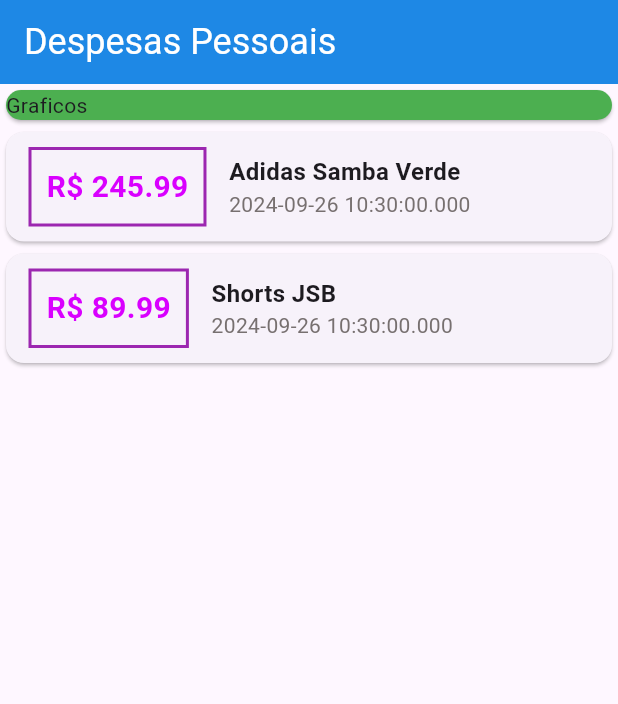
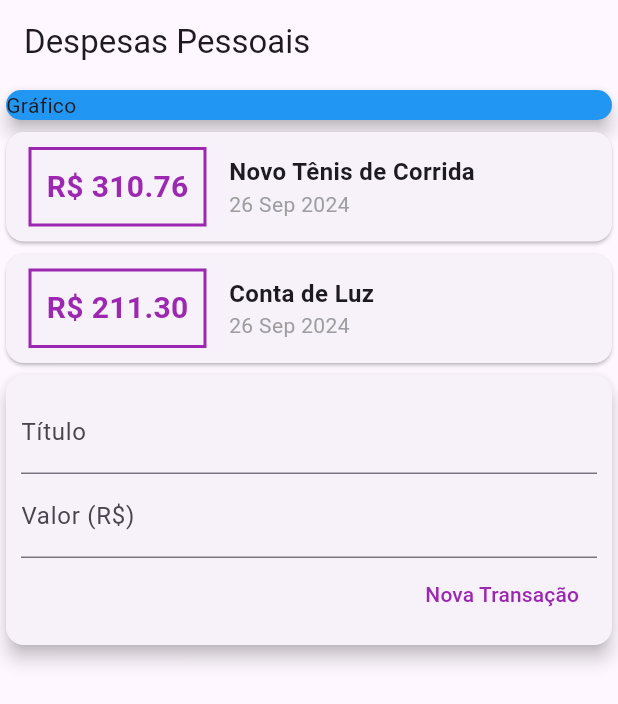
Before and after one commit to RafaelDella/Personal_Expenses, a Flutter app: the screen it shows after launch, on a phone screen of 412 x 824 dp. Shown: the top 704 px of the screen. Run offline on Flutter 3.47's test engine with Material 3 defaults, Android fonts, the phone set to English and light mode, and no system bars.

```diff
--- /dev/null
+++ b/expenses/lib/components/transaction_form.dart
@@ -0,0 +1,50 @@
+import 'package:flutter/material.dart';
+
+class TransactionForm extends StatelessWidget {
+  TransactionForm({Key? key}) : super(key: key);
+  final titleController = TextEditingController();
+  final valueController = TextEditingController();
+
+  @override
+  Widget build(BuildContext context) {
+    return Card(
+      elevation: 5,
+      child: Padding(
+        padding: const EdgeInsets.all(10),
+        child: Column(
+          children: [
+            TextField(
+              controller: titleController,
+              decoration: const InputDecoration(
+                labelText: 'Título',
+              ),
+            ),
+            TextField(
+              controller: valueController,
+              decoration: const InputDecoration(
+                labelText: 'Valor (R\$)',
+              ),
+            ),
+            Row(
+              mainAxisAlignment: MainAxisAlignment.end,
+              children: <Widget>[
+                TextButton(
+                  child: const Text(
+                    'Nova Transação',
+                    style: TextStyle(
+                      color: Colors.purple,
+                    ),
+                  ),
+                  onPressed: () {
+                    print(titleController.text);
+                    print(valueController.text);
+                  },
+                )
+              ],
+            ),
+          ],
+        ),
+      ),
+    );
+  }
+}
--- /dev/null
+++ b/expenses/lib/components/transaction_list.dart
@@ -0,0 +1,62 @@
+import 'package:flutter/material.dart';
+import '../models/transaction.dart';
+import 'package:intl/intl.dart';
+
+class TransactionList extends StatelessWidget {
+  final List<Transaction> transactions;
+
+  const TransactionList(this.transactions, {Key? key}) : super(key: key);
+
+  @override
+  Widget build(BuildContext context) {
+    return Column(
+      children: transactions.map((tr) {
+        return Card(
+          child: Row(
+            children: [
+              Container(
+                margin: const EdgeInsets.symmetric(
+                  horizontal: 15,
+                  vertical: 10,
+                ),
+                decoration: BoxDecoration(
+                  border: Border.all(
+                    color: Colors.purple,
+                    width: 2,
+                  ),
+                ),
+                padding: const EdgeInsets.all(10),
+                child: Text(
+                  'R\$ ${tr.value.toStringAsFixed(2)}',
+                  style: const TextStyle(
+                    fontWeight: FontWeight.bold,
+                    fontSize: 20,
+                    color: Colors.purple,
+                  ),
+                ),
+              ),
+              Column(
+                crossAxisAlignment: CrossAxisAlignment.start,
+                children: [
+                  Text(
+                    tr.title,
+                    style: const TextStyle(
+                      fontSize: 16,
+                      fontWeight: FontWeight.bold,
+                    ),
+                  ),
+                  Text(
+                    DateFormat('d MMM y').format(tr.date),
+                    style: const TextStyle(
+                      color: Colors.grey,
+                    ),
+                  ),
+                ],
+              ),
+            ],
+          ),
+        );
+      }).toList(),
+    );
+  }
+}
--- /dev/null
+++ b/expenses/lib/components/transaction_user.dart
@@ -0,0 +1,38 @@
+import 'package:flutter/material.dart';
+import 'transaction_form.dart';
+import 'transaction_list.dart';
+import '../models/transaction.dart';
+
+class TransactionUser extends StatefulWidget {
+  const TransactionUser({Key? key}) : super(key: key);
+
+  @override
+  State<TransactionUser> createState() => _TransactionUserState();
+}
+
+class _TransactionUserState extends State<TransactionUser> {
+  final _transactions = [
+    Transaction(
+      id: 't1',
+      title: 'Novo Tênis de Corrida',
+      value: 310.76,
+      date: DateTime.now(),
+    ),
+    Transaction(
+      id: 't2',
+      title: 'Conta de Luz',
+      value: 211.30,
+      date: DateTime.now(),
+    ),
+  ];
+
+  @override
+  Widget build(BuildContext context) {
+    return Column(
+      children: [
+        TransactionList(_transactions),
+        TransactionForm(),
+      ],
+    );
+  }
+}
--- a/expenses/lib/main.dart
+++ b/expenses/lib/main.dart
@@ -1,101 +1,38 @@
-import 'package:expenses/models/transaction.dart';
 import 'package:flutter/material.dart';
+import 'components/transaction_user.dart';
 
 main() => runApp(const ExpensesApp());
 
 class ExpensesApp extends StatelessWidget {
-  const ExpensesApp({super.key});
-
+  const ExpensesApp({Key? key}) : super(key: key);
   @override
   Widget build(BuildContext context) {
-    return MaterialApp(
-      home: MyHomePage(),
-      debugShowCheckedModeBanner: false,
-    );
+    return const MaterialApp(home: MyHomePage());
   }
 }
 
 class MyHomePage extends StatelessWidget {
-  MyHomePage({super.key});
-
-  final _transctions = [
-    Transaction(
-        id: 't1',
-        title: 'Adidas Samba Verde',
-        value: 245.99,
-        date: DateTime.now()),
-    Transaction(
-        id: 't2', title: 'Shorts JSB', value: 89.99, date: DateTime.now()),
-  ];
+  const MyHomePage({Key? key}) : super(key: key);
 
   @override
   Widget build(BuildContext context) {
     return Scaffold(
       appBar: AppBar(
-        title: const Text(
-          "Despesas Pessoais",
-          style: TextStyle(
-            color: Colors.white,
-            fontSize: 24,
-          ),
-        ),
-        backgroundColor: Colors.blue[600],
+        title: const Text('Despesas Pessoais'),
       ),
       body: Column(
-          crossAxisAlignment: CrossAxisAlignment.stretch,
-          children: <Widget>[
-            Container(
-              width: double.infinity,
-              child: const Card(
-                color: Colors.green,
-                child: Text("Graficos"),
-              ),
+        crossAxisAlignment: CrossAxisAlignment.stretch,
+        children: const [
+          SizedBox(
+            child: Card(
+              color: Colors.blue,
+              child: Text('Gráfico'),
+              elevation: 5,
             ),
-            Column(
-              children: _transctions.map((tr) {
-                return Card(
-                  child: Row(
-                    children: [
-                      Container(
-                        margin:
-                            EdgeInsets.symmetric(horizontal: 15, vertical: 10),
-                        decoration: BoxDecoration(
-                          border: Border.all(
-                            color: Colors.purple,
-                            width: 2,
-                          ),
-                        ),
-                        padding: EdgeInsets.all(10),
-                        child: Text('R\$ ${tr.value.toStringAsFixed(2)}',
-                            style: TextStyle(
-                                fontWeight: FontWeight.bold,
-                                fontSize: 20,
-                                color: const Color.fromARGB(255, 217, 0, 255))),
-                      ),
-                      Column(
-                        crossAxisAlignment: CrossAxisAlignment.start,
-                        children: [
-                          Text(
-                            tr.title,
-                            style: TextStyle(
-                              fontSize: 16,
-                              fontWeight: FontWeight.bold,
-                            ),
-                          ),
-                          Text(
-                            tr.date.toString(),
-                            style: TextStyle(
-                                color:
-                                    const Color.fromARGB(255, 119, 112, 112)),
-                          )
-                        ],
-                      ),
-                    ],
-                  ),
-                );
-              }).toList(),
-            )
-          ]),
+          ),
+          TransactionUser(),
+        ],
+      ),
     );
   }
 }
```
Also changed, not shown: expenses/pubspec.yaml (+12 -15 lines), expenses/lib/models/transaction.dart (line endings or trailing spaces), expenses/pubspec.lock.
